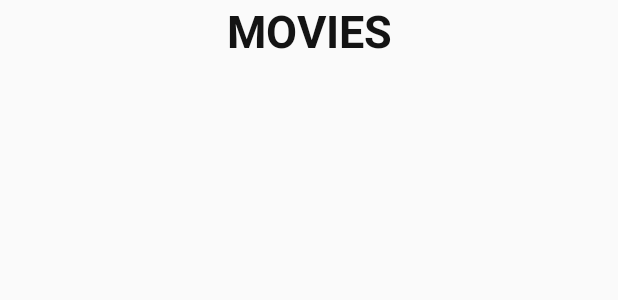
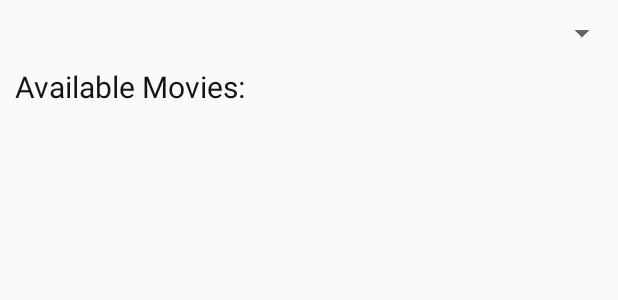
Before and after one commit to maptir/MoviesNow, an Android app: the layout activity_movie.xml on its own in the app's theme, with its tools: preview values and no code run, on a phone screen of 412 x 824 dp. Shown: the top 300 px of the screen. Run offline under Robolectric (Android 15) with nearby library versions, the phone set to English and light mode, and no system bars; network calls fail.

Commit message:
Add show closest movie

```diff
--- a/app/build.gradle
+++ b/app/build.gradle
@@ -28,6 +28,7 @@ dependencies {
     implementation 'com.android.support:appcompat-v7:27.1.1'
     implementation 'com.android.support.constraint:constraint-layout:1.1.0'
     implementation 'com.beust:klaxon:2.1.14'
+    implementation 'com.google.android.gms:play-services-maps:15.0.1'
     testImplementation 'junit:junit:4.12'
     androidTestImplementation 'com.android.support.test:runner:1.0.2'
     androidTestImplementation 'com.android.support.test.espresso:espresso-core:3.0.2'
--- a/app/src/main/java/com/example/map/moviesnow/models/MovieRepository.kt
+++ b/app/src/main/java/com/example/map/moviesnow/models/MovieRepository.kt
@@ -3,7 +3,9 @@ package com.example.map.moviesnow.models
 import java.util.Observable
 
 abstract class MovieRepository: Observable() {
-    abstract fun loadAllTheater()
+    abstract fun loadAllMovie()
 
     abstract fun getMovieList(): ArrayList<Movie>
+
+    abstract fun filterMovieListByTheater(theater: String): ArrayList<Movie>
 }
--- a/app/src/main/res/layout/activity_movie.xml
+++ b/app/src/main/res/layout/activity_movie.xml
@@ -6,15 +6,20 @@
     xmlns:tools="http://schemas.android.com/tools"
     tools:context=".MovieActivity">
 
+    <Spinner
+        android:id="@+id/spinner"
+        android:layout_width="match_parent"
+        android:layout_height="wrap_content"
+        android:layout_marginTop="10dp" />
+
     <TextView
         android:id="@+id/textView"
         android:layout_width="match_parent"
         android:layout_height="wrap_content"
-        android:text="@string/movie"
-        android:textSize="30sp"
-        android:textStyle="bold"
-        android:textAlignment="center"
-        android:textColor="@color/matte"/>
+        android:text="@string/available"
+        android:textSize="20sp"
+        android:textColor="@color/matte"
+        android:layout_margin="10dp" />
 
     <ListView
         android:id="@+id/movieList"
--- a/app/src/main/res/layout/activity_theater.xml
+++ b/app/src/main/res/layout/activity_theater.xml
@@ -5,4 +5,10 @@
     xmlns:tools="http://schemas.android.com/tools"
     tools:context=".TheaterActivity">
 
+    <fragment xmlns:android="http://schemas.android.com/apk/res/android"
+        xmlns:tools="http://schemas.android.com/tools"
+        android:id="@+id/map"
+        android:name="com.google.android.gms.maps.SupportMapFragment"
+        android:layout_width="match_parent"
+        android:layout_height="match_parent" />
 </LinearLayout>
--- a/app/src/main/res/values/strings.xml
+++ b/app/src/main/res/values/strings.xml
@@ -1,6 +1,8 @@
 <resources>
+    <string name="google_maps_key" templateMergeStrategy="preserve" translatable="false">AIzaSyAHAUOaPO8meBYQXtVJ9IJdH0piUPv8zEY</string>
     <string name="app_name">MoviesNow</string>
     <string name="closest">Find Closest</string>
     <string name="cinema">CINEMAS</string>
     <string name="movie">MOVIES</string>
+    <string name="available">Available Movies:</string>
 </resources>
```
Also changed, not shown: app/src/main/AndroidManifest.xml (+17 -2 lines), app/src/main/java/com/example/map/moviesnow/MovieActivity.kt (+21 -0 lines), app/src/main/java/com/example/map/moviesnow/TheaterActivity.kt (+24 -1 lines), app/src/main/java/com/example/map/moviesnow/adapter/MovieListAdapter.kt (+5 -3 lines), app/src/main/java/com/example/map/moviesnow/models/MockMovieRepository.kt (+22 -12 lines), app/src/main/java/com/example/map/moviesnow/presenter/MoviePresenter.kt (+6 -2 lines), 1 other file.
